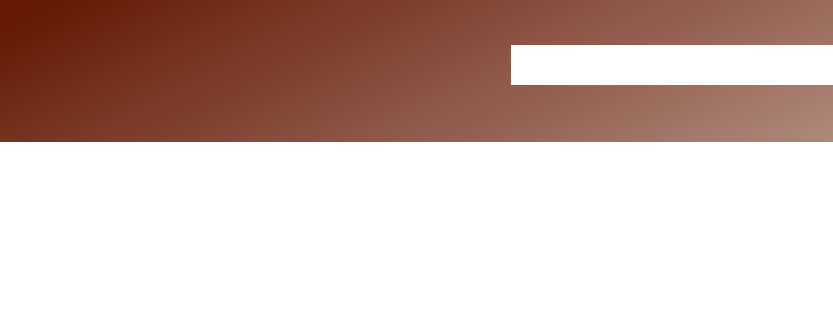
This is BookHeroProjectDesigner/selectionchapitres.ui in Izocel/PythonBookHero as Qt 5 draws it before an edit; both pictures show x 200 to 1033 and y 0 to 320 of the 1265 by 634 pixel window. The edited form follows.
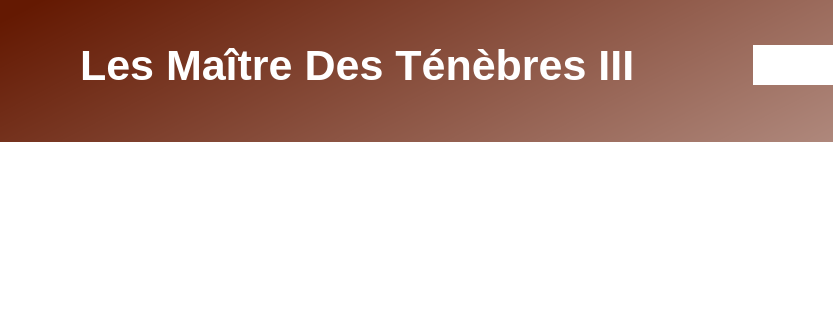
This is the edited form.

What changed in the file:
```diff
--- a/BookHeroProjectDesigner/selectionchapitres.ui
+++ b/BookHeroProjectDesigner/selectionchapitres.ui
@@ -149,6 +149,39 @@
            </property>
           </spacer>
          </item>
+         <item>
+          <widget class="QLabel" name="titrelivre_label">
+           <property name="font">
+            <font>
+             <pointsize>32</pointsize>
+             <weight>75</weight>
+             <bold>true</bold>
+            </font>
+           </property>
+           <property name="styleSheet">
+            <string notr="true">color: rgb(255, 255, 255)</string>
+           </property>
+           <property name="text">
+            <string>Les Maître Des Ténèbres III</string>
+           </property>
+          </widget>
+         </item>
+         <item>
+          <spacer name="horizontalSpacer_6">
+           <property name="orientation">
+            <enum>Qt::Horizontal</enum>
+           </property>
+           <property name="sizeType">
+            <enum>QSizePolicy::Expanding</enum>
+           </property>
+           <property name="sizeHint" stdset="0">
+            <size>
+             <width>40</width>
+             <height>20</height>
+            </size>
+           </property>
+          </spacer>
+         </item>
          <item>
           <widget class="QComboBox" name="selection_chapitre_comboBox_2">
            <property name="sizePolicy">
```
